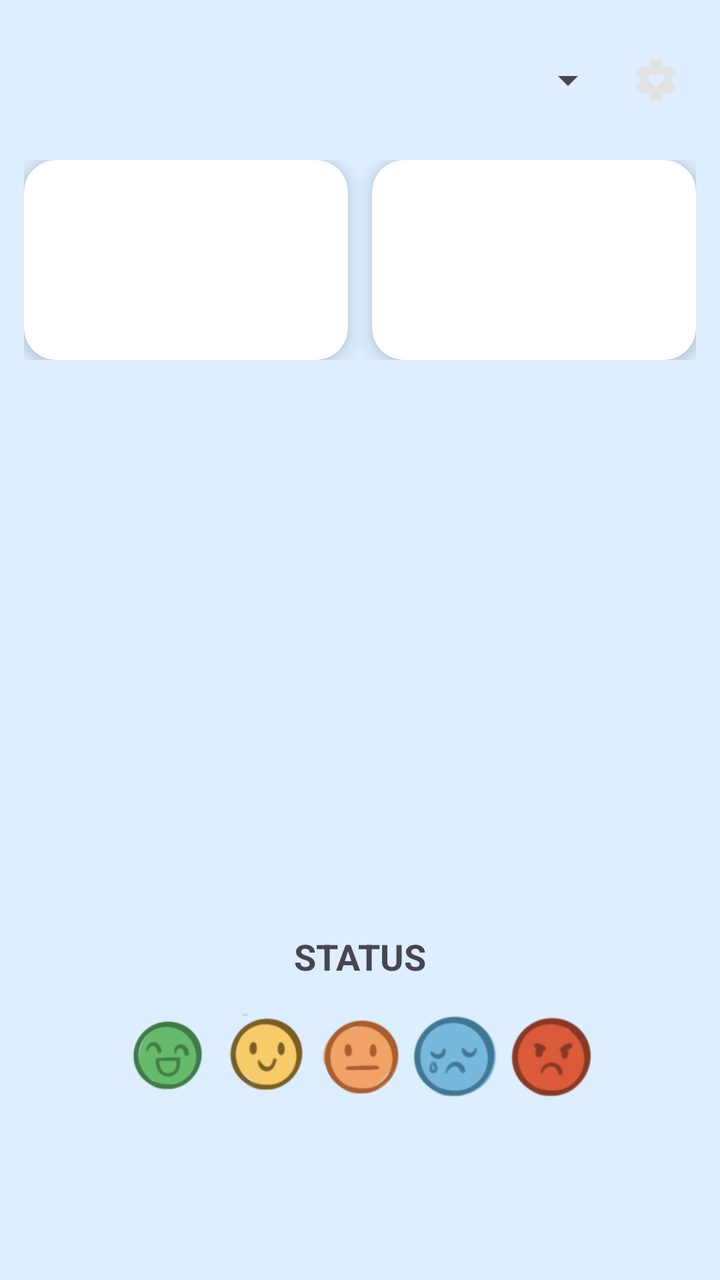
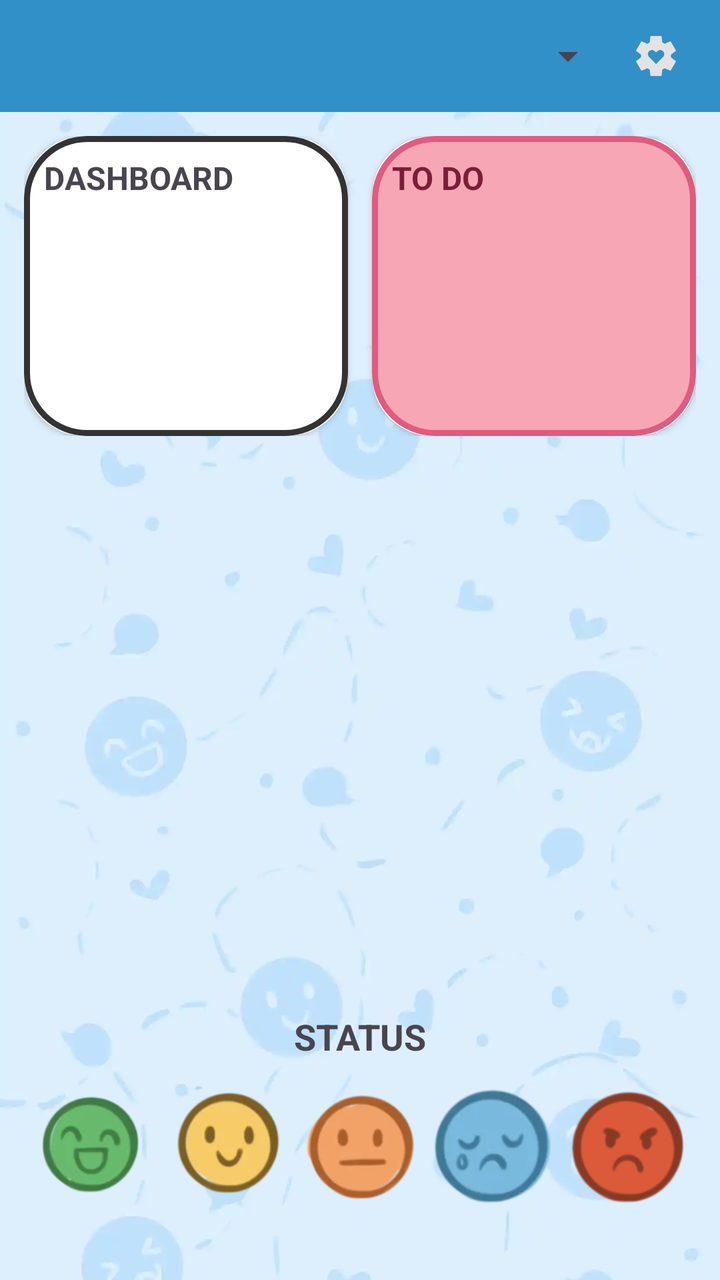

Before-and-after screenshots of an Android layout around one commit, followed by the original layout XML and the change that was made.
<!-- AndroidManifest.xml: application theme Theme.BetweenUs -->
<!-- res/layout/fragment_home.xml -->
<?xml version="1.0" encoding="utf-8"?>
<androidx.constraintlayout.widget.ConstraintLayout
    xmlns:android="http://schemas.android.com/apk/res/android"
    xmlns:app="http://schemas.android.com/apk/res-auto"
    android:layout_width="match_parent"
    android:layout_height="match_parent"
    android:padding="12dp"
    android:background="#DCEEFF">

    
    <LinearLayout
        android:id="@+id/topBar"
        android:layout_width="0dp"
        android:layout_height="56dp"
        android:orientation="horizontal"
        android:gravity="center_vertical"
        app:layout_constraintTop_toTopOf="parent"
        app:layout_constraintStart_toStartOf="parent"
        app:layout_constraintEnd_toEndOf="parent">

        <Spinner
            android:id="@+id/spinnerStatus"
            android:layout_width="0dp"
            android:layout_weight="1"
            android:layout_height="40dp"/>

        <ImageButton
            android:id="@+id/btnSettings"
            android:layout_width="40dp"
            android:layout_height="40dp"
            android:src="@drawable/settings_btn"
            android:background="@null"/>
    </LinearLayout>

    
    <LinearLayout
        android:id="@+id/widgetContainer"
        android:layout_width="0dp"
        android:layout_height="100dp"
        android:orientation="horizontal"
        android:weightSum="2"
        android:layout_marginTop="12dp"
        app:layout_constraintTop_toBottomOf="@id/topBar"
        app:layout_constraintStart_toStartOf="parent"
        app:layout_constraintEnd_toEndOf="parent">

        
        <androidx.cardview.widget.CardView
            android:id="@+id/cardDashboard"
            android:layout_width="0dp"
            android:layout_height="match_parent"
            android:layout_weight="1"
            android:layout_marginEnd="6dp"
            app:cardCornerRadius="16dp"
            app:cardElevation="6dp">

            <androidx.recyclerview.widget.RecyclerView
                android:id="@+id/recyclerDashboard"
                android:layout_width="match_parent"
                android:layout_height="match_parent"/>
        </androidx.cardview.widget.CardView>

        
        <androidx.cardview.widget.CardView
            android:id="@+id/cardTodo"
            android:layout_width="0dp"
            android:layout_height="match_parent"
            android:layout_weight="1"
            android:layout_marginStart="6dp"
            app:cardCornerRadius="16dp"
            app:cardElevation="6dp">

            <androidx.recyclerview.widget.RecyclerView
                android:id="@+id/recyclerTodoPreview"
                android:layout_width="match_parent"
                android:layout_height="match_parent"/>
        </androidx.cardview.widget.CardView>
    </LinearLayout>

    
    <LinearLayout
        android:id="@+id/avatarNamesContainer"
        android:layout_width="0dp"
        android:layout_height="wrap_content"
        android:orientation="horizontal"
        android:gravity="center"
        android:layout_marginTop="16dp"
        app:layout_constraintTop_toBottomOf="@id/widgetContainer"
        app:layout_constraintStart_toStartOf="parent"
        app:layout_constraintEnd_toEndOf="parent">

        
    </LinearLayout>

    
    <androidx.recyclerview.widget.RecyclerView
        android:id="@+id/recyclerAvatars"
        android:layout_width="0dp"
        android:layout_height="250dp"
        android:layout_marginTop="8dp"
        app:layout_constraintTop_toBottomOf="@id/avatarNamesContainer"
        app:layout_constraintStart_toStartOf="parent"
        app:layout_constraintEnd_toEndOf="parent"/>

    
    <TextView
        android:id="@+id/txtStatusLabel"
        android:layout_width="wrap_content"
        android:layout_height="wrap_content"
        android:text="STATUS"
        android:textSize="18sp"
        android:textStyle="bold"
        android:layout_marginTop="12dp"
        app:layout_constraintTop_toBottomOf="@id/recyclerAvatars"
        app:layout_constraintStart_toStartOf="parent"
        app:layout_constraintEnd_toEndOf="parent"/>

    
    <LinearLayout
        android:id="@+id/layoutMoodBar"
        android:layout_width="0dp"
        android:layout_height="60dp"
        android:gravity="center"
        android:orientation="horizontal"
        android:layout_marginTop="8dp"
        app:layout_constraintTop_toBottomOf="@id/txtStatusLabel"
        app:layout_constraintStart_toStartOf="parent"
        app:layout_constraintEnd_toEndOf="parent">

        <ImageButton
            android:id="@+id/moodExcited"
            android:src="@drawable/excited"
            android:background="@null"
            android:adjustViewBounds="true"
            android:scaleType="fitCenter"
            android:layout_width="48dp"
            android:layout_height="48dp"/>

        <ImageButton
            android:id="@+id/moodHappy"
            android:src="@drawable/happy"
            android:background="@null"
            android:adjustViewBounds="true"
            android:scaleType="fitCenter"
            android:layout_width="48dp"
            android:layout_height="48dp"/>

        <ImageButton
            android:id="@+id/moodNeutral"
            android:src="@drawable/meh"
            android:background="@null"
            android:adjustViewBounds="true"
            android:scaleType="fitCenter"
            android:layout_width="48dp"
            android:layout_height="48dp"/>

        <ImageButton
            android:id="@+id/moodSad"
            android:src="@drawable/sad"
            android:background="@null"
            android:adjustViewBounds="true"
            android:scaleType="fitCenter"
            android:layout_width="48dp"
            android:layout_height="48dp"/>

        <ImageButton
            android:id="@+id/moodAngry"
            android:src="@drawable/angry"
            android:background="@null"
            android:adjustViewBounds="true"
            android:scaleType="fitCenter"
            android:layout_width="48dp"

            android:layout_height="48dp"/>
    </LinearLayout>

</androidx.constraintlayout.widget.ConstraintLayout>
<!-- resources referenced by this layout -->
<resources>
  <!-- drawable angry: png bitmap (drawable, 19869 bytes) -->
  <!-- drawable excited: png bitmap (drawable, 22744 bytes) -->
  <!-- drawable happy: png bitmap (drawable, 21958 bytes) -->
  <!-- drawable meh: png bitmap (drawable, 21234 bytes) -->
  <!-- drawable sad: png bitmap (drawable, 22210 bytes) -->
  <!-- drawable settings_btn (drawable) -->
  <vector xmlns:android="http://schemas.android.com/apk/res/android"
      android:width="24dp"
      android:height="24dp"
      android:viewportWidth="960"
      android:viewportHeight="960">
    <path
        android:pathData="m482,640 l140,-140q17,-17 22,-41.5t-5,-47.5q-10,-23 -30,-37t-45,-14q-25,0 -45,15.5T482,408q-18,-17 -37.5,-32.5T400,360q-25,0 -45.5,13.5T324,410q-10,23 -4.5,47.5T342,500l140,140ZM370,880l-16,-128q-13,-5 -24.5,-12T307,725l-119,50L78,585l103,-78q-1,-7 -1,-13.5v-27q0,-6.5 1,-13.5L78,375l110,-190 119,50q11,-8 23,-15t24,-12l16,-128h220l16,128q13,5 24.5,12t22.5,15l119,-50 110,190 -103,78q1,7 1,13.5v27q0,6.5 -2,13.5l103,78 -110,190 -118,-50q-11,8 -23,15t-24,12L590,880L370,880Z"
        android:fillColor="#e3e3e3"/>
  </vector>
  <style name="Theme.BetweenUs" parent="Theme.MaterialComponents.DayNight.NoActionBar">
          
          <item name="colorPrimary">@color/purple_500</item>
          <item name="colorPrimaryVariant">@color/purple_700</item>
          <item name="colorOnPrimary">@color/white</item>
          
          <item name="colorSecondary">@color/teal_200</item>
          <item name="colorSecondaryVariant">@color/teal_700</item>
          <item name="colorOnSecondary">@color/black</item>
          
          <item name="android:statusBarColor">?attr/colorPrimaryVariant</item>
          
      </style>
  <color name="purple_500">#FF6200EE</color>
  <color name="purple_700">#FF3700B3</color>
  <color name="white">#FFFFFFFF</color>
  <color name="teal_200">#FF03DAC5</color>
  <color name="teal_700">#FF018786</color>
  <color name="black">#FF000000</color>
</resources>

<!-- the commit's change to res/layout/fragment_home.xml (unified diff, before → after) -->
@@ -3,17 +3,29 @@
     xmlns:android="http://schemas.android.com/apk/res/android"
     xmlns:app="http://schemas.android.com/apk/res-auto"
     android:layout_width="match_parent"
-    android:layout_height="match_parent"
-    android:padding="12dp"
-    android:background="#DCEEFF">
+    android:layout_height="match_parent">
+
+    
+    <ImageView
+        android:id="@+id/bgImage"
+        android:layout_width="0dp"
+        android:layout_height="0dp"
+        android:src="@drawable/bg"
+        android:scaleType="centerCrop"
+        app:layout_constraintTop_toTopOf="parent"
+        app:layout_constraintBottom_toBottomOf="parent"
+        app:layout_constraintStart_toStartOf="parent"
+        app:layout_constraintEnd_toEndOf="parent"/>
 
     
     <LinearLayout
         android:id="@+id/topBar"
         android:layout_width="0dp"
         android:layout_height="56dp"
+        android:gravity="center_vertical"
         android:orientation="horizontal"
-        android:gravity="center_vertical"
+        android:paddingHorizontal="12dp"
+        android:background="#3290c8"
         app:layout_constraintTop_toTopOf="parent"
         app:layout_constraintStart_toStartOf="parent"
         app:layout_constraintEnd_toEndOf="parent">
@@ -21,157 +33,198 @@
         <Spinner
             android:id="@+id/spinnerStatus"
             android:layout_width="0dp"
-            android:layout_weight="1"
-            android:layout_height="40dp"/>
+            android:layout_height="40dp"
+            android:layout_weight="1"/>
 
         <ImageButton
             android:id="@+id/btnSettings"
             android:layout_width="40dp"
             android:layout_height="40dp"
-            android:src="@drawable/settings_btn"
-            android:background="@null"/>
+            android:background="@null"
+            android:src="@drawable/settings_btn"/>
     </LinearLayout>
 
     
-    <LinearLayout
-        android:id="@+id/widgetContainer"
+    <androidx.constraintlayout.widget.ConstraintLayout
+        android:id="@+id/contentContainer"
         android:layout_width="0dp"
-        android:layout_height="100dp"
-        android:orientation="horizontal"
-        android:weightSum="2"
-        android:layout_marginTop="12dp"
+        android:layout_height="0dp"
+        android:padding="12dp"
         app:layout_constraintTop_toBottomOf="@id/topBar"
+        app:layout_constraintBottom_toBottomOf="parent"
         app:layout_constraintStart_toStartOf="parent"
         app:layout_constraintEnd_toEndOf="parent">
 
         
-        <androidx.cardview.widget.CardView
-            android:id="@+id/cardDashboard"
-            android:layout_width="0dp"
-            android:layout_height="match_parent"
-            android:layout_weight="1"
-            android:layout_marginEnd="6dp"
-            app:cardCornerRadius="16dp"
-            app:cardElevation="6dp">
-
-            <androidx.recyclerview.widget.RecyclerView
-                android:id="@+id/recyclerDashboard"
-                android:layout_width="match_parent"
-                android:layout_height="match_parent"/>
-        </androidx.cardview.widget.CardView>
-
-        
-        <androidx.cardview.widget.CardView
-            android:id="@+id/cardTodo"
-            android:layout_width="0dp"
-            android:layout_height="match_parent"
-            android:layout_weight="1"
-            android:layout_marginStart="6dp"
-            app:cardCornerRadius="16dp"
-            app:cardElevation="6dp">
-
-            <androidx.recyclerview.widget.RecyclerView
-                android:id="@+id/recyclerTodoPreview"
-                android:layout_width="match_parent"
-                android:layout_height="match_parent"/>
-        </androidx.cardview.widget.CardView>
-    </LinearLayout>
-
-    
-    <LinearLayout
-        android:id="@+id/avatarNamesContainer"
-        android:layout_width="0dp"
-        android:layout_height="wrap_content"
-        android:orientation="horizontal"
-        android:gravity="center"
-        android:layout_marginTop="16dp"
-        app:layout_constraintTop_toBottomOf="@id/widgetContainer"
-        app:layout_constraintStart_toStartOf="parent"
-        app:layout_constraintEnd_toEndOf="parent">
-
-        
-    </LinearLayout>
-
-    
-    <androidx.recyclerview.widget.RecyclerView
-        android:id="@+id/recyclerAvatars"
-        android:layout_width="0dp"
-        android:layout_height="250dp"
-        android:layout_marginTop="8dp"
-        app:layout_constraintTop_toBottomOf="@id/avatarNamesContainer"
-        app:layout_constraintStart_toStartOf="parent"
-        app:layout_constraintEnd_toEndOf="parent"/>
-
-    
+        <LinearLayout
+            android:id="@+id/widgetContainer"
+            android:layout_width="0dp"
+            android:layout_height="150dp"
+            android:orientation="horizontal"
+            android:weightSum="2"
+            app:layout_constraintTop_toTopOf="parent"
+            app:layout_constraintStart_toStartOf="parent"
+            app:layout_constraintEnd_toEndOf="parent">
+
+            
+            <androidx.cardview.widget.CardView
+                android:id="@+id/cardDashboard"
+                android:layout_width="0dp"
+                android:layout_height="match_parent"
+                android:layout_weight="1"
+                android:layout_marginEnd="6dp"
+                app:cardCornerRadius="30dp">
+                <include layout="@layout/widget_dashboard"/>
+            </androidx.cardview.widget.CardView>
+
+            
+            <androidx.cardview.widget.CardView
+                android:id="@+id/cardTodo"
+                android:layout_width="0dp"
+                android:layout_height="match_parent"
+                android:layout_weight="1"
+                android:layout_marginStart="6dp"
+                app:cardCornerRadius="30dp"
+                >
+
+                <include layout="@layout/widget_todo"/>
+            </androidx.cardview.widget.CardView>
+
+        </LinearLayout>
+
+        
+        <androidx.viewpager2.widget.ViewPager2
+            android:id="@+id/avatarPager"
+            android:layout_width="0dp"
+            android:layout_height="260dp"
+            android:layout_marginTop="16dp"
+            app:layout_constraintTop_toBottomOf="@id/widgetContainer"
+            app:layout_constraintStart_toStartOf="parent"
+            app:layout_constraintEnd_toEndOf="parent"/>
+
+        
+        <TextView
+            android:id="@+id/txtStatusLabel"
+            android:layout_width="wrap_content"
+            android:layout_height="wrap_content"
+            android:text="STATUS"
+            android:textSize="18sp"
+            android:textStyle="bold"
+            android:layout_marginTop="12dp"
+            app:layout_constraintTop_toBottomOf="@id/avatarPager"
+            app:layout_constraintStart_toStartOf="parent"
+            app:layout_constraintEnd_toEndOf="parent"/>
+
+        
+        <LinearLayout
+            android:id="@+id/layoutMoodBar"
+            android:layout_width="0dp"
+            android:layout_height="70dp"
+            android:gravity="center"
+            android:orientation="horizontal"
+            android:layout_marginTop="8dp"
+            app:layout_constraintTop_toBottomOf="@id/txtStatusLabel"
+            app:layout_constraintStart_toStartOf="parent"
+            app:layout_constraintEnd_toEndOf="parent">
+
+            <ImageButton
+                android:id="@+id/moodExcited"
+                android:layout_width="0dp"
+                android:layout_height="wrap_content"
+                android:layout_weight="1"
+                android:adjustViewBounds="true"
+                android:background="@null"
+                android:scaleType="fitCenter"
+                android:src="@drawable/excited"/>
+
+            <ImageButton
+                android:id="@+id/moodHappy"
+                android:layout_width="0dp"
+                android:layout_height="wrap_content"
+                android:layout_weight="1"
+                android:adjustViewBounds="true"
+                android:background="@null"
+                android:scaleType="fitCenter"
+                android:src="@drawable/happy"/>
+
+            <ImageButton
+                android:id="@+id/moodNeutral"
+                android:layout_width="0dp"
+                android:layout_height="wrap_content"
+                android:layout_weight="1"
+                android:adjustViewBounds="true"
+                android:background="@null"
+                android:scaleType="fitCenter"
+                android:src="@drawable/meh"/>
+
+            <ImageButton
+                android:id="@+id/moodSad"
+                android:layout_width="0dp"
+                android:layout_height="wrap_content"
+                android:layout_weight="1"
+                android:adjustViewBounds="true"
+                android:background="@null"
+                android:scaleType="fitCenter"
+                android:src="@drawable/sad"/>
+
+            <ImageButton
+                android:id="@+id/moodAngry"
+                android:layout_width="0dp"
+                android:layout_height="wrap_content"
+                android:layout_weight="1"
+                android:adjustViewBounds="true"
+                android:background="@null"
+                android:scaleType="fitCenter"
+                android:src="@drawable/angry"/>
+        </LinearLayout>
+
+    </androidx.constraintlayout.widget.ConstraintLayout>
+
+</androidx.constraintlayout.widget.ConstraintLayout>
+<!-- res/layout/widget_dashboard.xml (included above) -->
+<?xml version="1.0" encoding="utf-8"?>
+<LinearLayout xmlns:android="http://schemas.android.com/apk/res/android"
+    android:layout_width="match_parent"
+    android:layout_height="match_parent"
+    android:orientation="vertical"
+    android:padding="10dp"
+    android:background="@drawable/dashboard_bg">
+
     <TextView
-        android:id="@+id/txtStatusLabel"
         android:layout_width="wrap_content"
         android:layout_height="wrap_content"
-        android:text="STATUS"
-        android:textSize="18sp"
+        android:text="DASHBOARD"
         android:textStyle="bold"
-        android:layout_marginTop="12dp"
-        app:layout_constraintTop_toBottomOf="@id/recyclerAvatars"
-        app:layout_constraintStart_toStartOf="parent"
-        app:layout_constraintEnd_toEndOf="parent"/>
-
-    
-    <LinearLayout
-        android:id="@+id/layoutMoodBar"
-        android:layout_width="0dp"
-        android:layout_height="60dp"
-        android:gravity="center"
-        android:orientation="horizontal"
-        android:layout_marginTop="8dp"
-        app:layout_constraintTop_toBottomOf="@id/txtStatusLabel"
-        app:layout_constraintStart_toStartOf="parent"
-        app:layout_constraintEnd_toEndOf="parent">
-
-        <ImageButton
-            android:id="@+id/moodExcited"
-            android:src="@drawable/excited"
-            android:background="@null"
-            android:adjustViewBounds="true"
-            android:scaleType="fitCenter"
-            android:layout_width="48dp"
-            android:layout_height="48dp"/>
-
-        <ImageButton
-            android:id="@+id/moodHappy"
-            android:src="@drawable/happy"
-            android:background="@null"
-            android:adjustViewBounds="true"
-            android:scaleType="fitCenter"
-            android:layout_width="48dp"
-            android:layout_height="48dp"/>
-
-        <ImageButton
-            android:id="@+id/moodNeutral"
-            android:src="@drawable/meh"
-            android:background="@null"
-            android:adjustViewBounds="true"
-            android:scaleType="fitCenter"
-            android:layout_width="48dp"
-            android:layout_height="48dp"/>
-
-        <ImageButton
-            android:id="@+id/moodSad"
-            android:src="@drawable/sad"
-            android:background="@null"
-            android:adjustViewBounds="true"
-            android:scaleType="fitCenter"
-            android:layout_width="48dp"
-            android:layout_height="48dp"/>
-
-        <ImageButton
-            android:id="@+id/moodAngry"
-            android:src="@drawable/angry"
-            android:background="@null"
-            android:adjustViewBounds="true"
-            android:scaleType="fitCenter"
-            android:layout_width="48dp"
-
-            android:layout_height="48dp"/>
-    </LinearLayout>
-
-</androidx.constraintlayout.widget.ConstraintLayout>
+        android:textSize="16sp"
+        android:layout_marginBottom="6dp"/>
+
+    <androidx.recyclerview.widget.RecyclerView
+        android:id="@+id/recyclerDashboard"
+        android:layout_width="match_parent"
+        android:layout_height="match_parent"/>
+
+</LinearLayout>
+<!-- res/layout/widget_todo.xml (included above) -->
+<?xml version="1.0" encoding="utf-8"?>
+<LinearLayout xmlns:android="http://schemas.android.com/apk/res/android"
+    android:layout_width="match_parent"
+    android:layout_height="match_parent"
+    android:orientation="vertical"
+    android:padding="10dp"
+    android:background="@drawable/todo_widget_bg">
+
+    <TextView
+        android:layout_width="wrap_content"
+        android:layout_height="wrap_content"
+        android:text="TO DO"
+        android:textStyle="bold"
+        android:textSize="16sp"
+        android:textColor="#7A1E3A"
+        android:layout_marginBottom="6dp"/>
+
+    <androidx.recyclerview.widget.RecyclerView
+        android:id="@+id/recyclerTodoPreview"
+        android:layout_width="match_parent"
+        android:layout_height="match_parent"/>
+
+</LinearLayout>
<!-- resource entries referenced after the edit -->
@@ -1,10 +1,20 @@
 <!-- resources referenced by this layout -->
 <resources>
   <!-- drawable angry: png bitmap (drawable, 19869 bytes) -->
-  <!-- drawable excited: png bitmap (drawable, 22744 bytes) -->
-  <!-- drawable happy: png bitmap (drawable, 21958 bytes) -->
-  <!-- drawable meh: png bitmap (drawable, 21234 bytes) -->
-  <!-- drawable sad: png bitmap (drawable, 22210 bytes) -->
+  <!-- drawable bg: webp bitmap (drawable, 16506 bytes) -->
+  <!-- drawable dashboard_bg (drawable) -->
+  <?xml version="1.0" encoding="utf-8"?>
+  <shape xmlns:android="http://schemas.android.com/apk/res/android">
+      <solid android:color="#FFFFFF"/>
+      <stroke
+          android:width="3dp"
+          android:color="#333333"/>
+      <corners android:radius="30dp"/>
+  </shape>
+  <!-- drawable excited: webp bitmap (drawable, 4408 bytes) -->
+  <!-- drawable happy: webp bitmap (drawable, 4770 bytes) -->
+  <!-- drawable meh: webp bitmap (drawable, 4522 bytes) -->
+  <!-- drawable sad: webp bitmap (drawable, 4120 bytes) -->
   <!-- drawable settings_btn (drawable) -->
   <vector xmlns:android="http://schemas.android.com/apk/res/android"
       android:width="24dp"
@@ -15,6 +25,15 @@
         android:pathData="m482,640 l140,-140q17,-17 22,-41.5t-5,-47.5q-10,-23 -30,-37t-45,-14q-25,0 -45,15.5T482,408q-18,-17 -37.5,-32.5T400,360q-25,0 -45.5,13.5T324,410q-10,23 -4.5,47.5T342,500l140,140ZM370,880l-16,-128q-13,-5 -24.5,-12T307,725l-119,50L78,585l103,-78q-1,-7 -1,-13.5v-27q0,-6.5 1,-13.5L78,375l110,-190 119,50q11,-8 23,-15t24,-12l16,-128h220l16,128q13,5 24.5,12t22.5,15l119,-50 110,190 -103,78q1,7 1,13.5v27q0,6.5 -2,13.5l103,78 -110,190 -118,-50q-11,8 -23,15t-24,12L590,880L370,880Z"
         android:fillColor="#e3e3e3"/>
   </vector>
+  <!-- drawable todo_widget_bg (drawable) -->
+  <?xml version="1.0" encoding="utf-8"?>
+  <shape xmlns:android="http://schemas.android.com/apk/res/android">
+      <solid android:color="#F6A6B4"/>
+      <stroke
+          android:width="3dp"
+          android:color="#E05B7F"/>
+      <corners android:radius="30dp"/>
+  </shape>
   <style name="Theme.BetweenUs" parent="Theme.MaterialComponents.DayNight.NoActionBar">
           
           <item name="colorPrimary">@color/purple_500</item>
